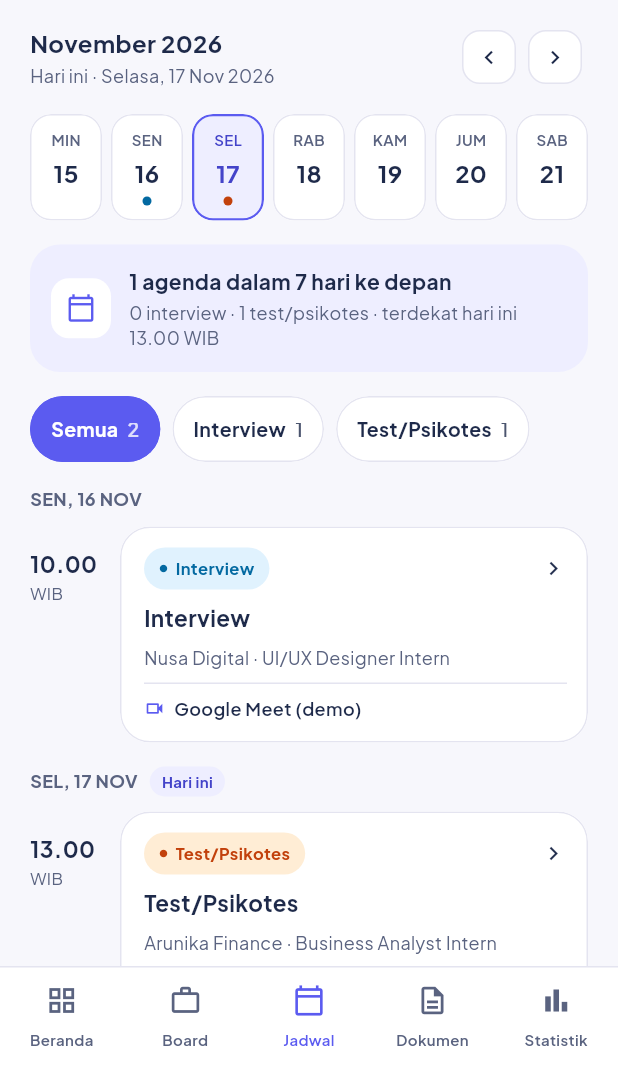
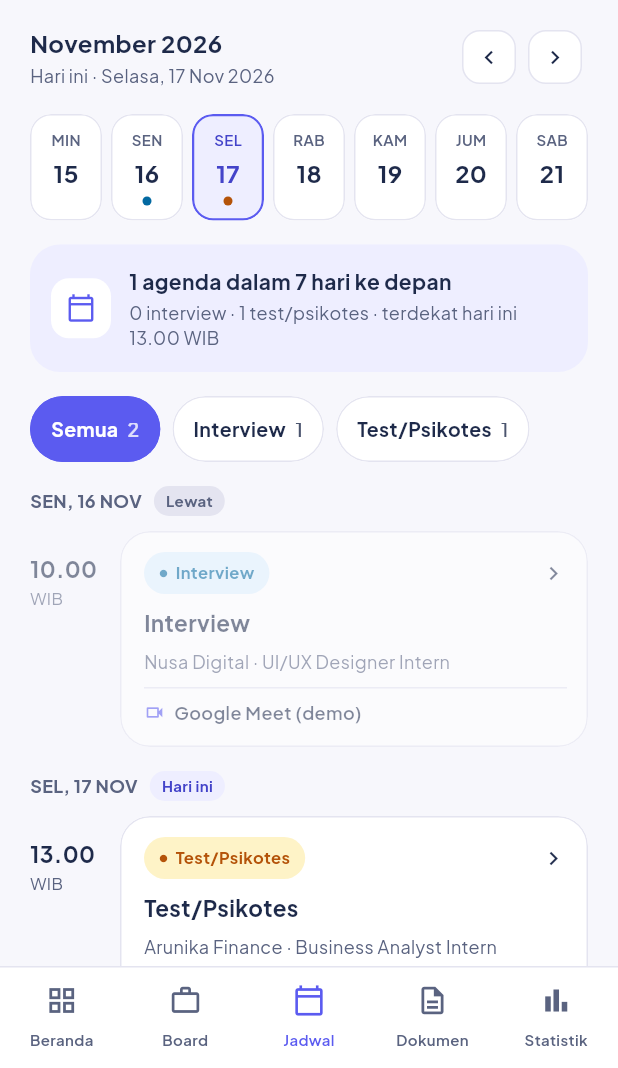
Before and after one commit to Ichsan3321/JobTrail, a Flutter app: the screen it shows after launch, item 3 of the bottom bar chosen, on a phone screen of 412 x 824 dp, the part 168-1236 px from its top. Run offline on Flutter 3.47's test engine with Material 3 defaults, Android fonts, the phone set to English and light mode, and no system bars.

Commit message:
fix(schedule): align test color to GSM and mark past agendas (W12-031)
Co-Authored-By: Claude Opus 5.5 <noreply@anthropic.com>

```diff
--- a/lib/screens/schedule/schedule_agenda_card.dart
+++ b/lib/screens/schedule/schedule_agenda_card.dart
@@ -3,6 +3,8 @@ import 'package:flutter/material.dart';
 import '../../core/constants/app_tokens.dart';
 import '../../models/agenda.dart';
 import '../../models/application.dart';
+import '../../models/recruitment_status.dart';
+import '../../widgets/status_chip.dart';
 import 'schedule_format.dart';
 
 /// Temporary S05 card following Figma ScheduleCard `269:3871`.
@@ -17,19 +19,22 @@ class ScheduleAgendaCard extends StatelessWidget {
     required this.agenda,
     required this.application,
     required this.onTap,
+    this.isPast = false,
   });
   final Agenda agenda;
   final Application application;
   final VoidCallback onTap;
 
-  static Color typeForeground(AgendaType type) => switch (type) {
-    AgendaType.interview => const Color(0xFF0369A1),
-    AgendaType.test => const Color(0xFFC2410C),
+  /// Agenda date (WIB) is before `store.referenceDate`: shown dimmed, not hidden.
+  final bool isPast;
+
+  /// Agenda types reuse the locked GSM status tokens (AGENTS.md §6).
+  static RecruitmentStatus _statusOf(AgendaType type) => switch (type) {
+    AgendaType.interview => RecruitmentStatus.interview,
+    AgendaType.test => RecruitmentStatus.test,
   };
-  static Color typeBackground(AgendaType type) => switch (type) {
-    AgendaType.interview => const Color(0xFFE0F2FE),
-    AgendaType.test => const Color(0xFFFFEDD5),
-  };
+  static Color typeForeground(AgendaType type) => _statusOf(type).foreground;
+  static Color typeBackground(AgendaType type) => _statusOf(type).background;
 
   static TextStyle _style(
     double size, {
@@ -45,7 +50,7 @@ class ScheduleAgendaCard extends StatelessWidget {
   @override
   Widget build(BuildContext context) {
     final foreground = typeForeground(agenda.type);
-    return Row(
+    final card = Row(
       crossAxisAlignment: CrossAxisAlignment.start,
       children: [
         SizedBox(
@@ -180,5 +185,11 @@ class ScheduleAgendaCard extends StatelessWidget {
         ),
       ],
     );
+    if (!isPast) return card;
+    return Opacity(
+      key: ValueKey('agenda-past-${agenda.id}'),
+      opacity: 0.55,
+      child: card,
+    );
   }
 }
--- a/lib/screens/schedule/schedule_screen.dart
+++ b/lib/screens/schedule/schedule_screen.dart
@@ -570,7 +570,10 @@ class _ScheduleScreenState extends State<ScheduleScreen> {
 
   Widget _groupHeader(DateTime date, DateTime today) {
     final diff = date.difference(today).inDays;
-    final badge = diff == 0
+    final isPast = diff < 0;
+    final badge = isPast
+        ? 'Lewat'
+        : diff == 0
         ? 'Hari ini'
         : diff == 1
         ? 'Besok'
@@ -586,23 +589,27 @@ class _ScheduleScreenState extends State<ScheduleScreen> {
             ScheduleFormat.groupHeader(date),
             style: _text(12, color: AppColors.gray, weight: FontWeight.w700),
           ),
-          if (badge != null) ...[
+          if (badge != null)
             Container(
+              key: isPast
+                  ? ValueKey(
+                      'schedule-past-badge-${date.toIso8601String().substring(0, 10)}',
+                    )
+                  : null,
               padding: const EdgeInsets.symmetric(horizontal: 8, vertical: 3),
               decoration: BoxDecoration(
-                color: AppColors.primaryLight,
+                color: isPast ? AppColors.border : AppColors.primaryLight,
                 borderRadius: BorderRadius.circular(AppRadius.chip),
               ),
               child: Text(
                 badge,
                 style: _text(
                   10,
-                  color: AppColors.primaryDark,
+                  color: isPast ? AppColors.gray : AppColors.primaryDark,
                   weight: FontWeight.w700,
                 ),
               ),
             ),
-          ],
         ],
       ),
     );
@@ -621,6 +628,7 @@ class _ScheduleScreenState extends State<ScheduleScreen> {
             agenda: agenda,
             application: store.applicationById(agenda.applicationId)!,
             onTap: () => widget.navigation.openDetail(agenda.applicationId),
+            isPast: entry.key.isBefore(today),
           ),
           const SizedBox(height: 10),
         ],
```
Also changed, not shown: 1 other file.
